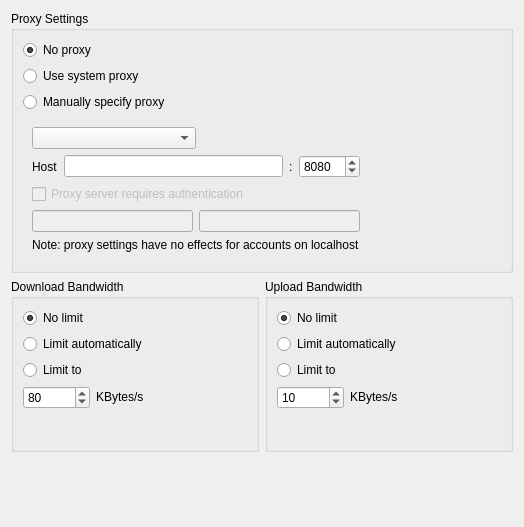
Old version of the form src/gui/networksettings.ui in the repository nextcloud/desktop.
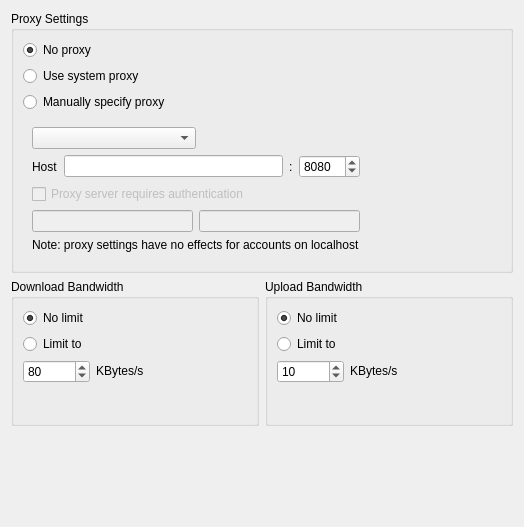
New version of the form.

The edit to the form file:
```diff
--- a/src/gui/networksettings.ui
+++ b/src/gui/networksettings.ui
@@ -314,7 +314,7 @@
         <property name="verticalSpacing">
          <number>6</number>
         </property>
-        <item row="3" column="0">
+        <item row="1" column="0">
          <widget class="QRadioButton" name="downloadLimitRadioButton">
           <property name="text">
            <string>Limit to</string>
@@ -331,17 +331,7 @@
           </property>
          </widget>
         </item>
-        <item row="1" column="0" colspan="2">
-         <widget class="QRadioButton" name="autoDownloadLimitRadioButton">
-          <property name="toolTip">
-           <string>Limit to 3/4 of estimated bandwidth</string>
-          </property>
-          <property name="text">
-           <string>Limit automatically</string>
-          </property>
-         </widget>
-        </item>
-        <item row="4" column="0">
+        <item row="2" column="0">
          <layout class="QHBoxLayout" name="horizontalLayout_3">
           <item>
            <widget class="QSpinBox" name="downloadSpinBox">
@@ -371,7 +361,7 @@
           </item>
          </layout>
         </item>
-        <item row="5" column="0">
+        <item row="3" column="0">
          <spacer name="verticalSpacer_2">
           <property name="orientation">
            <enum>Qt::Orientation::Vertical</enum>
@@ -414,7 +404,7 @@
         <property name="verticalSpacing">
          <number>6</number>
         </property>
-        <item row="3" column="0">
+        <item row="2" column="0">
          <layout class="QHBoxLayout" name="horizontalLayout_4" stretch="0,0">
           <item>
            <widget class="QSpinBox" name="uploadSpinBox">
@@ -447,23 +437,13 @@
           </item>
          </layout>
         </item>
-        <item row="2" column="0">
+        <item row="1" column="0">
          <widget class="QRadioButton" name="uploadLimitRadioButton">
           <property name="text">
            <string>Limit to</string>
           </property>
          </widget>
         </item>
-        <item row="1" column="0" colspan="2">
-         <widget class="QRadioButton" name="autoUploadLimitRadioButton">
-          <property name="toolTip">
-           <string>Limit to 3/4 of estimated bandwidth</string>
-          </property>
-          <property name="text">
-           <string>Limit automatically</string>
-          </property>
-         </widget>
-        </item>
         <item row="0" column="0" colspan="2">
          <widget class="QRadioButton" name="noUploadLimitRadioButton">
           <property name="text">
@@ -474,7 +454,7 @@
           </property>
          </widget>
         </item>
-        <item row="4" column="0">
+        <item row="3" column="0">
          <spacer name="verticalSpacer_3">
           <property name="orientation">
            <enum>Qt::Orientation::Vertical</enum>
```
